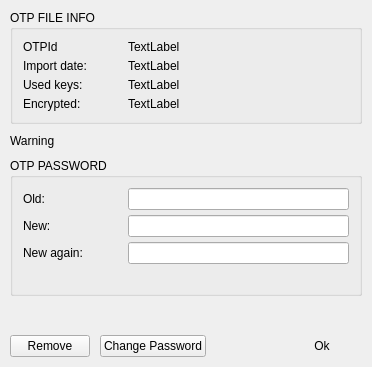
Before: the Qt Designer form BlockSettleUILib/OTPFileInfoDialog.ui in BlockSettle/terminal, drawn with Qt 5.
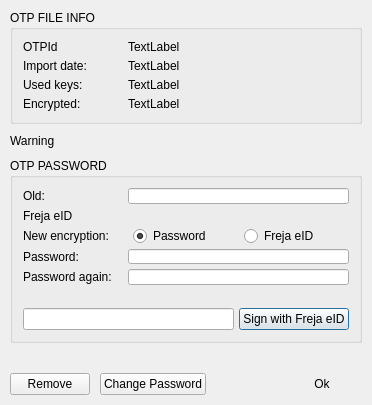
After: the same form once the commit is applied. Icons and pictures are not drawn.

Commit message: Freja encryption support for OTP

```diff
--- a/BlockSettleUILib/OTPFileInfoDialog.ui
+++ b/BlockSettleUILib/OTPFileInfoDialog.ui
@@ -7,7 +7,7 @@
     <x>0</x>
     <y>0</y>
     <width>372</width>
-    <height>367</height>
+    <height>405</height>
    </rect>
   </property>
   <property name="sizePolicy">
@@ -435,7 +435,59 @@
              </widget>
             </item>
             <item>
-             <widget class="QWidget" name="horizontalWidget5" native="true">
+             <widget class="QLabel" name="labelFrejaOld">
+              <property name="text">
+               <string>Freja eID</string>
+              </property>
+             </widget>
+            </item>
+            <item>
+             <widget class="QWidget" name="widgetPasswordNew1_2" native="true">
+              <layout class="QHBoxLayout" name="horizontalLayout_10">
+               <property name="spacing">
+                <number>5</number>
+               </property>
+               <property name="leftMargin">
+                <number>0</number>
+               </property>
+               <property name="topMargin">
+                <number>0</number>
+               </property>
+               <property name="rightMargin">
+                <number>0</number>
+               </property>
+               <property name="bottomMargin">
+                <number>0</number>
+               </property>
+               <item>
+                <widget class="QLabel" name="label_5">
+                 <property name="text">
+                  <string>New encryption:</string>
+                 </property>
+                </widget>
+               </item>
+               <item>
+                <widget class="QRadioButton" name="radioButtonPassword">
+                 <property name="text">
+                  <string>Password</string>
+                 </property>
+                 <property name="checked">
+                  <bool>true</bool>
+                 </property>
+                </widget>
+               </item>
+               <item>
+                <widget class="QRadioButton" name="radioButtonFreja">
+                 <property name="text">
+                  <string>Freja eID</string>
+                 </property>
+                </widget>
+               </item>
+              </layout>
+             </widget>
+            </item>
+            <item>
+             <widget class="QWidget" name="widgetPasswordNew1" native="true">
               <layout class="QHBoxLayout" name="horizontalLayout_7">
                <property name="spacing">
                 <number>5</number>
@@ -467,7 +519,7 @@
                   </size>
                  </property>
                  <property name="text">
-                  <string>New:</string>
+                  <string>Password:</string>
                  </property>
                 </widget>
                </item>
@@ -514,7 +566,7 @@
                   </size>
                  </property>
                  <property name="text">
-                  <string>New again:</string>
+                  <string>Password again:</string>
                  </property>
                 </widget>
                </item>
@@ -541,6 +593,41 @@
            </layout>
           </widget>
          </item>
+         <item>
+          <widget class="QWidget" name="widgetFreja" native="true">
+           <layout class="QHBoxLayout" name="horizontalLayout_9">
+            <property name="spacing">
+             <number>5</number>
+            </property>
+            <property name="leftMargin">
+             <number>0</number>
+            </property>
+            <property name="topMargin">
+             <number>0</number>
+            </property>
+            <property name="rightMargin">
+             <number>0</number>
+            </property>
+            <property name="bottomMargin">
+             <number>0</number>
+            </property>
+            <item>
+             <widget class="QLineEdit" name="lineEditFrejaId">
+              <property name="echoMode">
+               <enum>QLineEdit::Normal</enum>
+              </property>
+             </widget>
+            </item>
+            <item>
+             <widget class="QPushButton" name="pushButtonFreja">
+              <property name="text">
+               <string>Sign with Freja eID</string>
+              </property>
+             </widget>
+            </item>
+           </layout>
+          </widget>
+         </item>
         </layout>
        </widget>
       </item>
```
Left out of the diff: 4 changed lines with no effect on the pictures. The commit also changes 12 other files.
